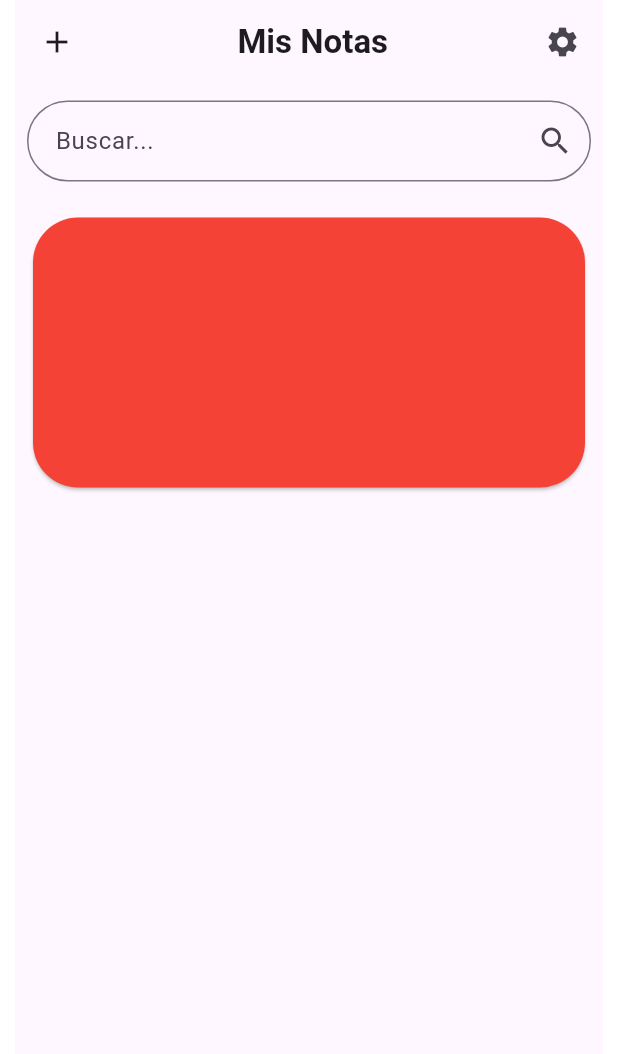
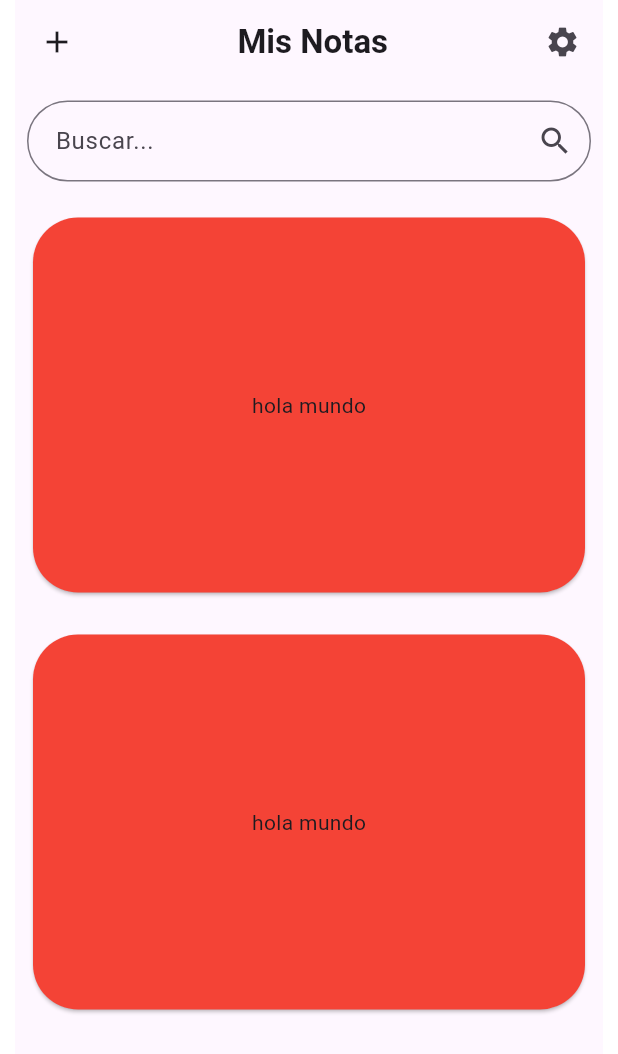
Before and after one commit to gonzacabrera2506/notapp, a Flutter app: the screen it shows after launch, on a phone screen of 412 x 824 dp. Shown: the top 1054 px of the screen. Run offline on Flutter 3.47's test engine with Material 2 defaults, Android fonts, the phone set to English and light mode, and no system bars; our stand-ins replace go_router.

Commit message:
FIX: Card note width

```diff
--- a/lib/presentation/screens/home_screen.dart
+++ b/lib/presentation/screens/home_screen.dart
@@ -50,6 +50,10 @@ class HomeScreen extends StatelessWidget {
             ),
             // ignore: prefer_const_constructors
             _NoteCard(),
+            const SizedBox(
+              height: 20,
+            ),
+            _NoteCard(),
           ]),
         ),
       ),
@@ -68,10 +72,11 @@ class _NoteCard extends StatelessWidget {
           borderRadius: BorderRadius.all(
         Radius.circular(30),
       )),
-      child: Expanded(
-        child: SizedBox(
-          width: 500,
-          height: 180,
+      child: SizedBox(
+        width: double.infinity,
+        height: 250,
+        child: Center(
+          child: Text('hola mundo'),
         ),
       ),
     );
```
